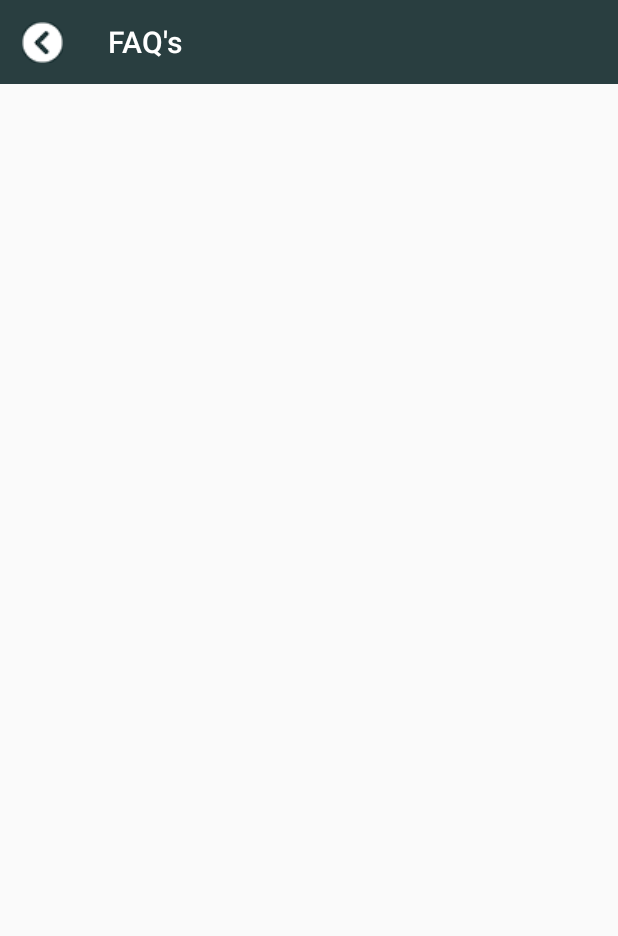
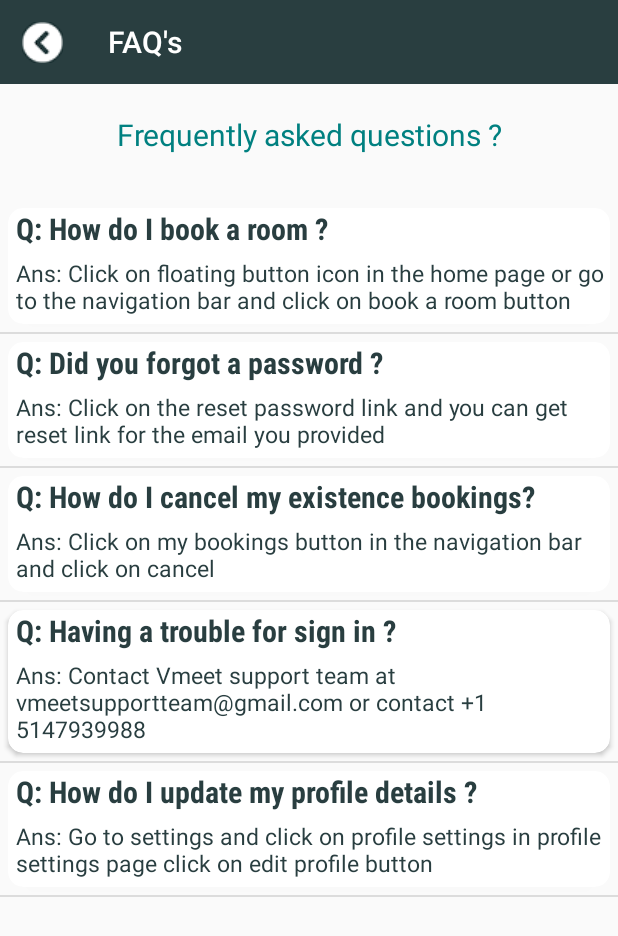
Before and after one commit to Akhilkrishna415/VMeet, an Android app: the Faqs screen opened directly, with no data from a screen before it, on a phone screen of 412 x 824 dp. Shown: the top 936 px of the screen. Run offline under Robolectric (Android 15) with nearby library versions, the phone set to English and light mode, and no system bars.

Commit message:
Adding Faq files

```diff
--- a/app/src/main/java/com/example/vmeet/Faqs.java
+++ b/app/src/main/java/com/example/vmeet/Faqs.java
@@ -1,19 +1,42 @@
 package com.example.vmeet;
-
 import androidx.appcompat.app.AppCompatActivity;
 import androidx.appcompat.widget.Toolbar;
-
 import android.content.Intent;
 import android.os.Bundle;
 import android.view.MenuItem;
-
+import android.widget.ListView;
+import android.widget.SimpleAdapter;
+import java.util.ArrayList;
+import java.util.HashMap;
+import java.util.Iterator;
+import java.util.List;
+import java.util.Map;
 public class Faqs extends AppCompatActivity {
-
     @Override
     protected void onCreate(Bundle savedInstanceState) {
         super.onCreate(savedInstanceState);
         setContentView(R.layout.activity_faqs);
-
+        ListView resultslistview=(ListView) findViewById(R.id.results_listview);
+        HashMap<String,String> nameaddresses=new HashMap<>();
+        nameaddresses.put("Q: How do I book a room ?","Ans: Click on floating button icon in the home page or go to the navigation bar and click on book a room button ");
+        nameaddresses.put("Q: Did you forgot a password ?","Ans: Click on the reset password link and you can get reset link for the email you provided ");
+        nameaddresses.put("Q: Having a trouble for sign in ?","Ans: Contact Vmeet support team at vmeetsupportteam@gmail.com or contact +1 5147939988 ");
+        nameaddresses.put("Q: How do I update my profile details ?","Ans: Go to settings and click on profile settings in profile settings page click on edit profile button ");
+        nameaddresses.put("Q: How do I cancel my existence bookings?","Ans: Click on my bookings button in the navigation bar and click on cancel ");
+        List<HashMap<String,String>> listitems=new ArrayList<>();
+        SimpleAdapter adapter=new SimpleAdapter(this,listitems,R.layout.list_item,
+                new String[]{"First line","Second line"},
+                new int[]{R.id.text1,R.id.text2});
+        Iterator it=nameaddresses.entrySet().iterator();
+        while (it.hasNext())
+        {
+            HashMap<String,String> resultsmap = new HashMap<>();
+            Map.Entry pair =(Map.Entry)it.next();
+            resultsmap.put("First line",pair.getKey().toString());
+            resultsmap.put("Second line",pair.getValue().toString());
+            listitems.add(resultsmap);
+        }
+        resultslistview.setAdapter(adapter);
         /*Toolbar configuration and back button start */
         Toolbar myToolbar = (Toolbar) findViewById(R.id.toolbar);
         myToolbar.setTitleTextColor(getResources().getColor(R.color.white));
@@ -24,7 +47,6 @@ public class Faqs extends AppCompatActivity {
         getSupportActionBar().setDisplayHomeAsUpEnabled(true);
         /*Toolbar configuration and back button End */
     }
-
     @Override
     public boolean onOptionsItemSelected(MenuItem item) {
         switch (item.getItemId()) {
--- a/app/src/main/res/layout/activity_faqs.xml
+++ b/app/src/main/res/layout/activity_faqs.xml
@@ -1,11 +1,11 @@
 <?xml version="1.0" encoding="utf-8"?>
-<RelativeLayout xmlns:android="http://schemas.android.com/apk/res/android"
+<LinearLayout xmlns:android="http://schemas.android.com/apk/res/android"
     xmlns:app="http://schemas.android.com/apk/res-auto"
     xmlns:tools="http://schemas.android.com/tools"
     android:layout_width="match_parent"
     android:layout_height="match_parent"
+    android:orientation="vertical"
     tools:context=".Faqs">
-
     <androidx.appcompat.widget.Toolbar
         android:id="@+id/toolbar"
         android:layout_width="match_parent"
@@ -14,16 +14,20 @@
         android:backgroundTint="@color/mainText"
         android:minHeight="?attr/actionBarSize"
         android:theme="?attr/actionBarTheme" />
-
-<!--    <TextView-->
-<!--        android:id="@+id/textView10"-->
-<!--        android:layout_width="wrap_content"-->
-<!--        android:layout_height="wrap_content"-->
-<!--        android:layout_marginTop="10dp"-->
-<!--        android:layout_marginLeft="15dp"-->
-<!--        android:fontFamily="sans-serif"-->
-<!--        android:text="FAQ's"-->
-<!--        android:textColor="@color/white"-->
-<!--        android:textSize="30sp" />-->
-
-</RelativeLayout>
+    <TextView
+        android:id="@+id/textView14"
+        android:layout_width="match_parent"
+        android:layout_height="wrap_content"
+        android:textAlignment="center"
+        android:layout_marginTop="20dp"
+        android:layout_marginBottom="20sp"
+        android:textSize="20sp"
+        android:textColor="@color/tea1"
+        android:text="Frequently asked questions ?" />
+    <ListView
+        android:id="@+id/results_listview"
+        android:layout_width="match_parent"
+        android:layout_height="match_parent"
+        android:layout_marginBottom="10sp"
+        android:layout_marginTop="10sp"/>
+</LinearLayout>
--- /dev/null
+++ b/app/src/main/res/layout/list_item.xml
@@ -0,0 +1,44 @@
+<?xml version="1.0" encoding="utf-8"?>
+<LinearLayout xmlns:android="http://schemas.android.com/apk/res/android"
+    android:layout_width="match_parent"
+    android:layout_height="match_parent"
+    xmlns:app="http://schemas.android.com/apk/res-auto"
+    android:orientation="vertical">
+    <androidx.cardview.widget.CardView
+        android:layout_width="match_parent"
+        android:layout_height="wrap_content"
+        android:elevation="5sp"
+        app:cardCornerRadius="10sp"
+        android:layout_margin="5sp"
+        android:padding="5sp"
+        >
+        <LinearLayout
+            android:layout_width="match_parent"
+            android:layout_height="match_parent"
+            android:orientation="vertical">
+            <TextView
+                android:id="@+id/text1"
+                android:layout_width="match_parent"
+                android:layout_height="wrap_content"
+                android:layout_marginLeft="5sp"
+                android:layout_marginBottom="5sp"
+                android:text="Question"
+                android:fontFamily="sans-serif-condensed"
+                android:textAlignment="textStart"
+                android:textColor="@color/mainText"
+                android:textSize="20sp"
+                android:textStyle="bold" />
+            <TextView
+                android:id="@+id/text2"
+                android:layout_width="match_parent"
+                android:layout_height="wrap_content"
+                android:layout_marginLeft="5sp"
+                android:layout_marginBottom="5sp"
+                android:fontFamily="sans-serif"
+                android:text="answer"
+                android:textAlignment="textStart"
+                android:textColor="@color/mainText"
+                android:textSize="15sp" />
+        </LinearLayout>
+    </androidx.cardview.widget.CardView>
+</LinearLayout>
```
